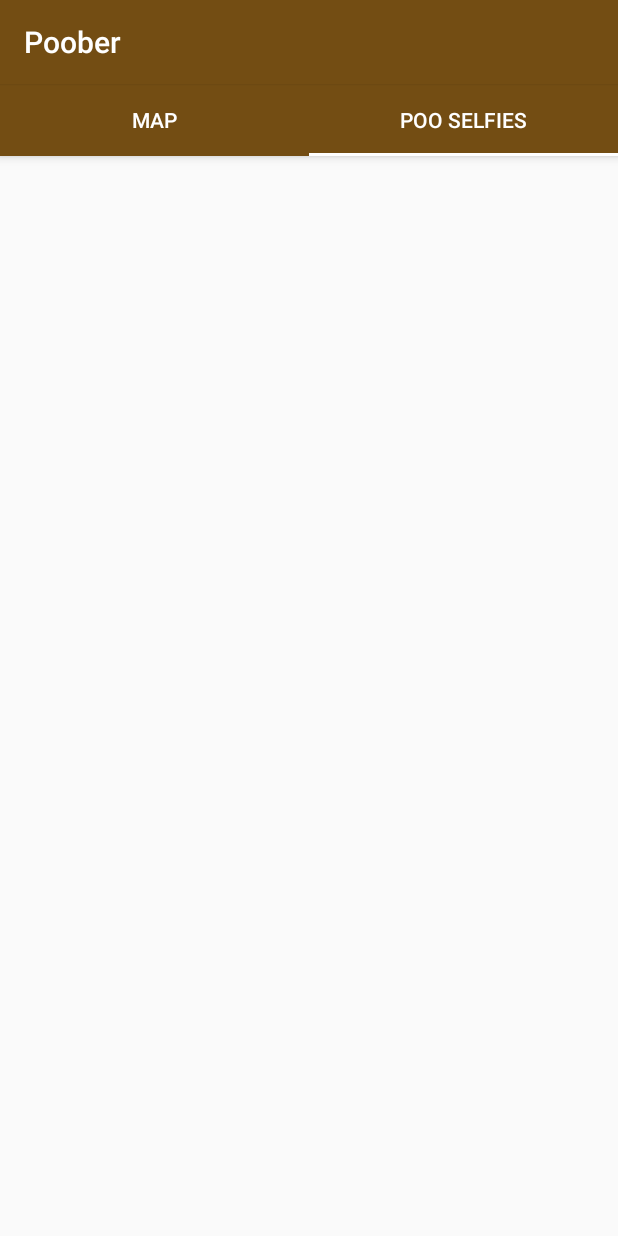
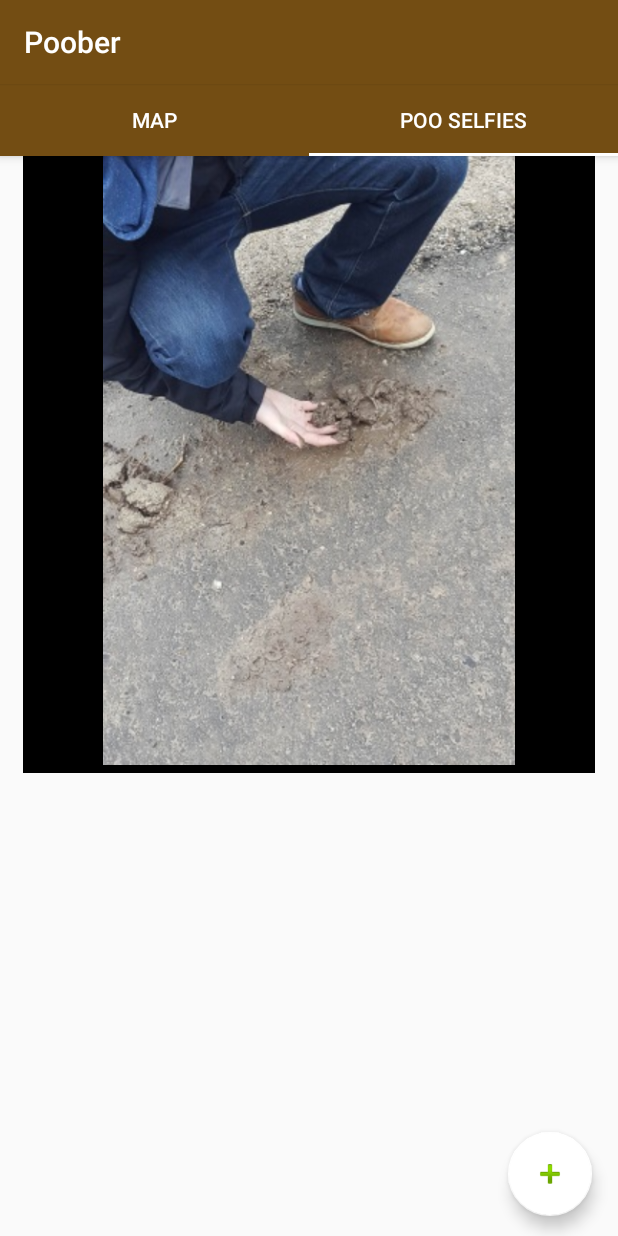
Before and after one commit to George-E/Dog-Uber, an Android app: the MainActivity screen opened directly, with no data from a screen before it, tab 2 chosen, on a phone screen of 412 x 824 dp. Run offline under Robolectric (Android 15) with nearby library versions, the phone set to English and light mode, and no system bars; our stand-ins replace Volley.

Commit message:
Image support

```diff
--- a/Android/app/build.gradle
+++ b/Android/app/build.gradle
@@ -25,15 +25,15 @@ dependencies {
         exclude group: 'com.android.support', module: 'support-annotations'
     })
 
+
+    compile 'com.google.android.gms:play-services-maps:10.2.0'
     compile 'com.google.android.gms:play-services-gcm:10.2.0'
     compile 'com.google.android.gms:play-services-maps:10.2.0'
     compile 'com.google.android.gms:play-services-location:10.2.0'
-
     compile 'com.android.volley:volley:1.0.0'
     compile 'com.android.support:design:25.2.0'
     compile 'com.android.support:appcompat-v7:25.2.0'
     compile 'com.android.support.constraint:constraint-layout:1.0.2'
-    compile 'com.google.android.gms:play-services-maps:10.2.0'
     compile 'com.android.support:support-v4:25.2.0'
     testCompile 'junit:junit:4.12'
 }
--- a/Android/app/src/main/AndroidManifest.xml
+++ b/Android/app/src/main/AndroidManifest.xml
@@ -44,6 +44,8 @@ package="com.redeyesoftware.poober">
     <meta-data android:name="com.google.android.geo.API_KEY" android:value="@string/google_maps_key" />
 
     <activity android:name=".PickPooActivity"></activity>
+
+        <activity android:name=".PickerActivity"></activity>
 </application>
 
 </manifest>
--- a/Android/app/src/main/java/com/redeyesoftware/poober/HomePagesAdapter.java
+++ b/Android/app/src/main/java/com/redeyesoftware/poober/HomePagesAdapter.java
@@ -42,7 +42,7 @@ public class HomePagesAdapter extends FragmentPagerAdapter {
             case 0:
                 return new MapFragment();
             case 1:
-                return new Fragment();
+                return new PooSelfiesFragment();
             default:
                 return null;
         }
--- a/Android/app/src/main/java/com/redeyesoftware/poober/MainActivity.java
+++ b/Android/app/src/main/java/com/redeyesoftware/poober/MainActivity.java
@@ -2,6 +2,7 @@ package com.redeyesoftware.poober;
 
 import android.content.Intent;
 import android.location.Location;
+import android.support.design.widget.FloatingActionButton;
 import android.support.design.widget.TabLayout;
 import android.support.v4.view.ViewPager;
 import android.support.v7.app.AppCompatActivity;
@@ -35,15 +36,17 @@ public class MainActivity extends AppCompatActivity {
         NetworkingUtility.setUpRequestQueue(this);
 
 
-        /*Button mapView =  (Button) findViewById(R.id.mapView);
+        FloatingActionButton makepoo =  (FloatingActionButton) findViewById(R.id.floatingActionButton);
 
-        mapView.setOnClickListener(new View.OnClickListener() {
+        makepoo.setOnClickListener(new View.OnClickListener() {
             public void onClick(View v)
             {
-                Intent newActivity = new Intent(MainActivity.this, MapsActivity.class);
-                startActivity(newActivity);
+                //Intent newActivity = new Intent(MainActivity.this, MapsActivity.class);
+                //startActivity(newActivity);
+                NetworkingUtility.post("/addpoo", new String[]{"time","price","description","longitude","latitude","picture"}, new String[]{"555","$5.00","Yolo","40","50",""});
+
             }
-        });*/
+        });
 
 
         mFragPagerAdapter = new HomePagesAdapter(getSupportFragmentManager());
--- a/Android/app/src/main/java/com/redeyesoftware/poober/MapMarkerClickListener.java
+++ b/Android/app/src/main/java/com/redeyesoftware/poober/MapMarkerClickListener.java
@@ -23,7 +23,8 @@ public class MapMarkerClickListener implements GoogleMap.OnInfoWindowClickListen
             Intent newActivity = new Intent(MainActivity.me, PickPooActivity.class);
             MainActivity.me.startActivity(newActivity);
         } else {
-
+            Intent newActivity = new Intent(MainActivity.me, PickerActivity.class);
+            MainActivity.me.startActivity(newActivity);
         }
     }
 }
--- /dev/null
+++ b/Android/app/src/main/java/com/redeyesoftware/poober/PooSelfiesFragment.java
@@ -0,0 +1,35 @@
+package com.redeyesoftware.poober;
+
+import android.content.Context;
+import android.net.Uri;
+import android.os.Bundle;
+import android.support.v4.app.Fragment;
+import android.view.LayoutInflater;
+import android.view.View;
+import android.view.ViewGroup;
+
+
+
+public class PooSelfiesFragment extends Fragment {
+
+
+    public PooSelfiesFragment() {
+        // Required empty public constructor
+    }
+
+
+    @Override
+    public void onCreate(Bundle savedInstanceState) {
+        super.onCreate(savedInstanceState);
+
+    }
+
+    @Override
+    public View onCreateView(LayoutInflater inflater, ViewGroup container,
+                             Bundle savedInstanceState) {
+        // Inflate the layout for this fragment
+        return inflater.inflate(R.layout.fragment_poo_selfies, container, false);
+    }
+
+
+}
--- a/Android/app/src/main/res/layout/activity_main.xml
+++ b/Android/app/src/main/res/layout/activity_main.xml
@@ -1,11 +1,23 @@
 <?xml version="1.0" encoding="utf-8"?>
 
-<android.support.design.widget.CoordinatorLayout xmlns:android="http://schemas.android.com/apk/res/android"
+<RelativeLayout xmlns:android="http://schemas.android.com/apk/res/android"
     xmlns:app="http://schemas.android.com/apk/res-auto"
     xmlns:tools="http://schemas.android.com/tools"
     android:layout_width="match_parent"
     android:layout_height="match_parent"
     tools:context="com.redeyesoftware.poober.MainActivity">
+
+    <android.support.design.widget.FloatingActionButton
+        android:id="@+id/floatingActionButton"
+        android:layout_width="wrap_content"
+        android:layout_height="wrap_content"
+        android:layout_alignParentBottom="true"
+        android:layout_alignParentEnd="true"
+        android:layout_marginBottom="13dp"
+        android:layout_marginEnd="17dp"
+        android:clickable="true"
+        app:fabSize="normal"
+        app:srcCompat="@android:drawable/ic_input_add" />
 
 
     <android.support.design.widget.AppBarLayout
@@ -56,4 +68,4 @@
     </android.support.v4.view.ViewPager>
 
 
-</android.support.design.widget.CoordinatorLayout>
+</RelativeLayout>
--- a/Android/app/src/main/res/layout/activity_picker.xml
+++ b/Android/app/src/main/res/layout/activity_picker.xml
@@ -20,7 +20,7 @@
 
     <ImageView
         android:background="@drawable/picture_border"
-        android:id="@+id/pooSelfie"
+        android:id="@+id/pooSelfie2"
         android:layout_width="match_parent"
         android:layout_height="match_parent"
         android:layout_centerHorizontal="true"
--- /dev/null
+++ b/Android/app/src/main/res/layout/fragment_poo_selfies.xml
@@ -0,0 +1,32 @@
+<FrameLayout xmlns:android="http://schemas.android.com/apk/res/android"
+    xmlns:tools="http://schemas.android.com/tools"
+    android:layout_width="match_parent"
+    android:layout_height="match_parent"
+    tools:context="com.redeyesoftware.poober.PooSelfiesFragment">
+
+    <!-- TODO: Update blank fragment layout -->
+
+    <ScrollView
+        android:layout_width="match_parent"
+        android:layout_height="match_parent">
+
+        <LinearLayout
+            android:layout_width="match_parent"
+            android:layout_height="wrap_content"
+            android:orientation="vertical" >
+
+            <ImageView
+                android:padding="5dp"
+                android:background="@color/black"
+                android:id="@+id/imageView"
+                android:layout_width="match_parent"
+                android:layout_height="500dp"
+                android:layout_marginBottom="10dp"
+                android:layout_marginLeft="10dp"
+                android:layout_marginRight="10dp"
+                android:layout_marginTop="10dp"
+                android:src="@drawable/sam1" />
+
+        </LinearLayout>
+    </ScrollView>
+</FrameLayout>
```
Also changed, not shown: Android/app/src/main/java/com/redeyesoftware/poober/MapFragment.java (+30 -6 lines), Android/app/src/main/java/com/redeyesoftware/poober/PickPooActivity.java (+16 -1 lines), Android/app/src/main/java/com/redeyesoftware/poober/PickerActivity.java (+18 -0 lines), Android/app/src/main/res/layout/fragment_map.xml (+5 -2 lines).
